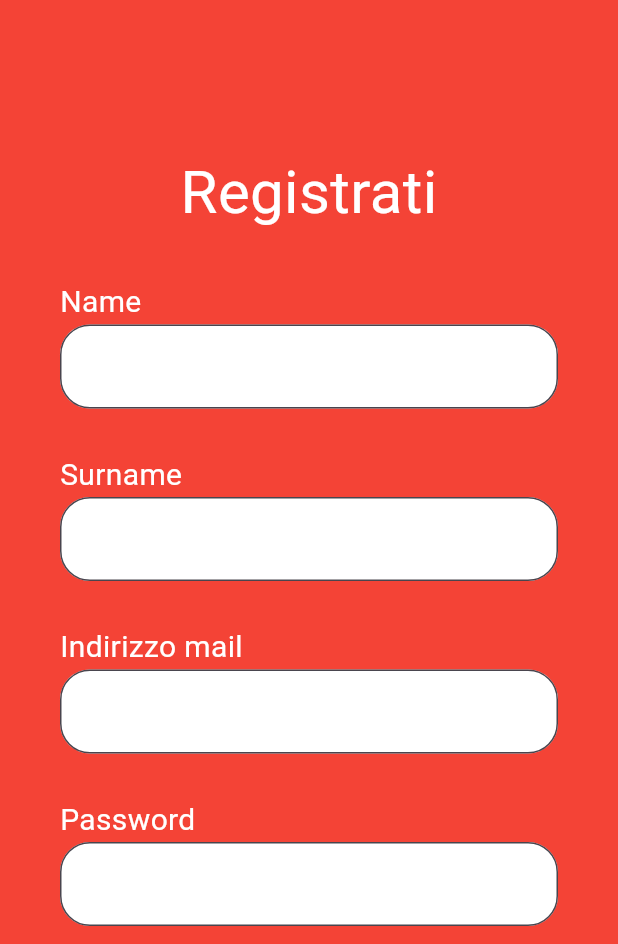
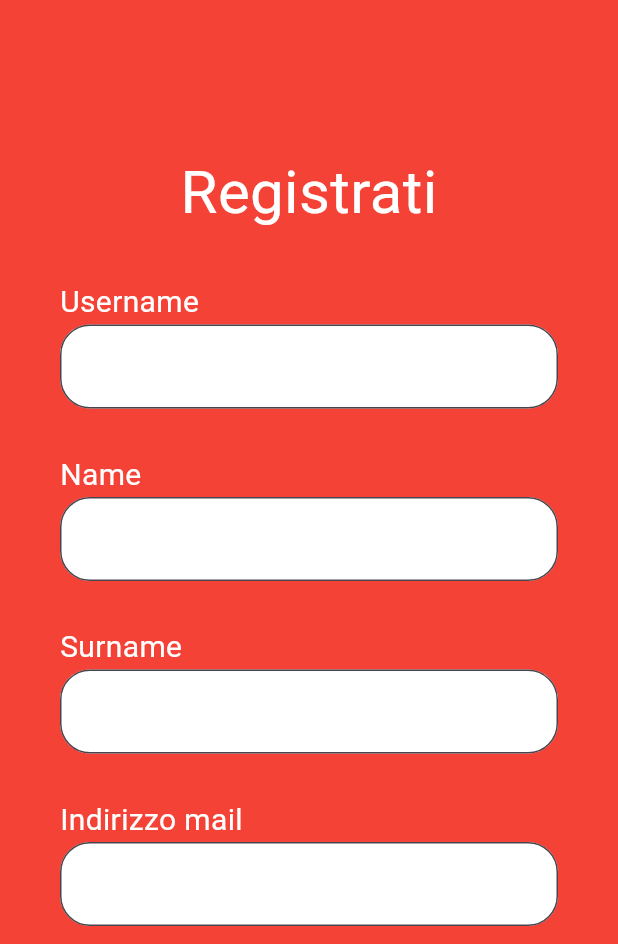
Before and after one commit to MatteoBedini/Riproduzione_altrefiamme-Flutter, a Flutter app: the Register screen opened directly, on a phone screen of 412 x 824 dp, the part 292-1236 px from its top. Run offline on Flutter 3.47's test engine with Material 3 defaults, Android fonts, the phone set to English and light mode, and no system bars; our stand-ins replace fl_chart, flutter_secure_storage, font_awesome_flutter; accounts and stored records are empty.

Commit message:
keycloak registration fix

```diff
--- a/lib/pages/register_page/register.dart
+++ b/lib/pages/register_page/register.dart
@@ -46,8 +46,9 @@ class _FormState extends State<Form> {
   final confirmPasswordController = TextEditingController();
   final nameController = TextEditingController();
   final surnameController = TextEditingController();
+  final usernameController = TextEditingController();
 
-  Future<void> register(String email, String password, String name, String surname) async {
+  Future<void> register(String email, String password, String name, String surname, String username) async {
     final response = await http.post(
       Uri.parse('http://10.0.2.2:8701/signup'),
       headers: <String, String>{
@@ -57,7 +58,8 @@ class _FormState extends State<Form> {
         'email': email,
         'password': password,
         'name': name,
-        'surname': surname
+        'surname': surname,
+        'username': username
       }),
     );
 
@@ -135,6 +137,7 @@ class _FormState extends State<Form> {
   Widget build(BuildContext context) {
     return Column(
       children: [
+        Username(usernameController: usernameController),
         Name(nameController: nameController),
         Surname(surnameController: surnameController),
         Mail(emailController: emailController,),
@@ -154,9 +157,9 @@ class _FormState extends State<Form> {
           foregroundColor: WidgetStatePropertyAll(Colors.white),
         ),
         onPressed: () {
-          register(emailController.text, passwordController.text, nameController.text, surnameController.text);
+          register(emailController.text, passwordController.text, nameController.text, surnameController.text, usernameController.text);
         },
-        child: const Text('ACCEDI',style: (TextStyle(fontSize: 20)),),
+        child: const Text('REGISTRATI',style: (TextStyle(fontSize: 20)),),
       ),
     );
   }
@@ -306,6 +309,46 @@ class Mail extends StatelessWidget {
     );
   }
 }
+
+class Username extends StatelessWidget {
+
+
+  const Username({
+    super.key,
+    required this.usernameController,
+  });
+
+
+  final TextEditingController usernameController;
+
+  @override
+  Widget build(BuildContext context) {
+    return Container(
+      margin: const EdgeInsets.fromLTRB(0, 30, 0, 0),
+
+      child:
+      Column(
+        crossAxisAlignment: CrossAxisAlignment.start,
+        children: [
+          const Text('Username',
+            style: TextStyle(color: Colors.white, fontSize: 20),),
+          TextField(
+            controller: usernameController,
+            decoration: const InputDecoration(
+
+              filled: true,
+              fillColor: Colors.white,
+              border: OutlineInputBorder(
+                borderRadius: BorderRadius.all(Radius.circular(
+                    20)),
+              ),
+            ),
+          )
+        ],
+      ),
+    );
+  }
+}
 class Name extends StatelessWidget {
 
 
```
